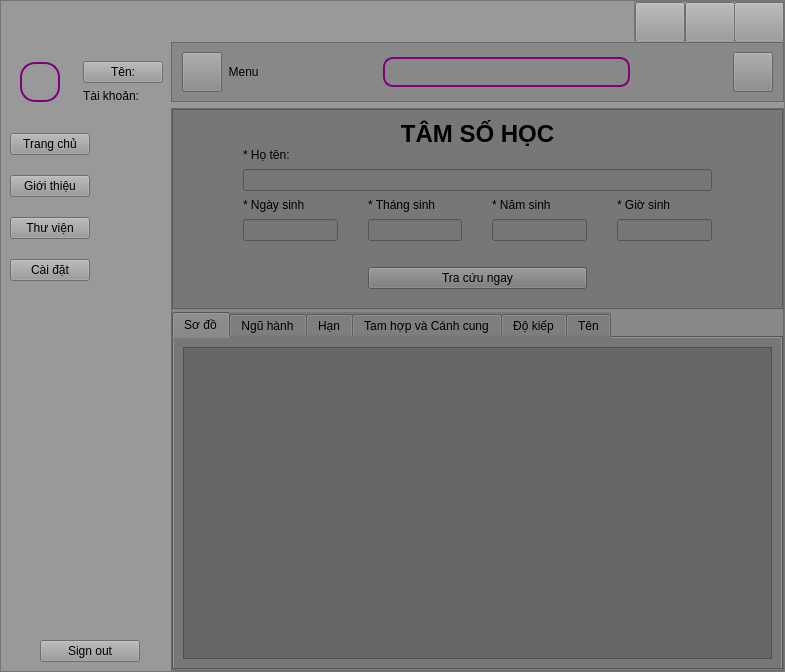
First picture: the form in ui/main_ui/main_menu.ui, repository sondayyyy/TamSoHocProject, before the edit.
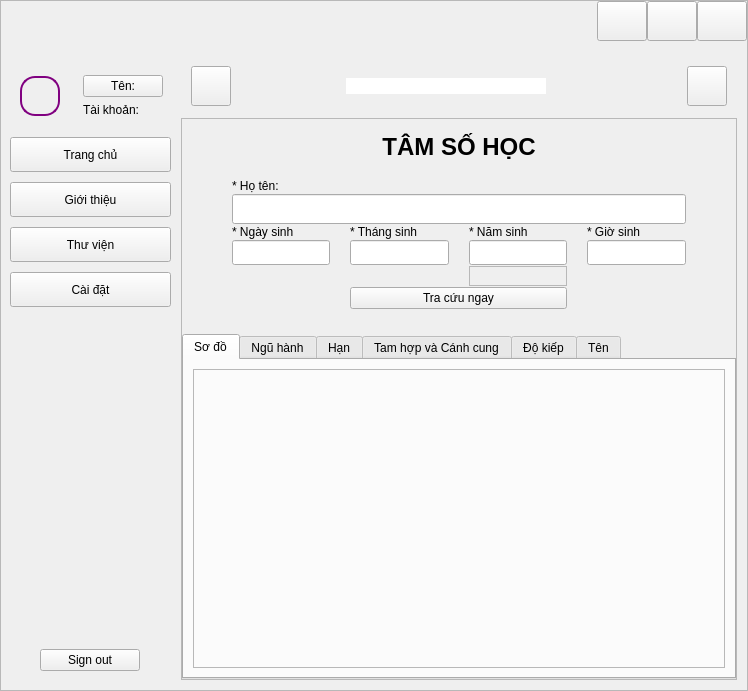
Second picture: the form after the edit. The open tabs and pages were chosen to show the change. Icons and pictures are not drawn.

Commit message: style: custom style

```diff
--- a/ui/main_ui/main_menu.ui
+++ b/ui/main_ui/main_menu.ui
@@ -6,21 +6,20 @@
    <rect>
     <x>0</x>
     <y>0</y>
-    <width>785</width>
-    <height>672</height>
+    <width>748</width>
+    <height>691</height>
    </rect>
   </property>
   <property name="windowTitle">
    <string>MainWindow</string>
   </property>
-  <property name="windowIcon">
-   <iconset>
-    <normaloff>:/newPrefix/icon_svg/calendar-zoom.svg</normaloff>:/newPrefix/icon_svg/calendar-zoom.svg</iconset>
-  </property>
   <widget class="QWidget" name="centralwidget">
    <property name="cursor">
     <cursorShape>ArrowCursor</cursorShape>
    </property>
+   <property name="toolTipDuration">
+    <number>0</number>
+   </property>
    <property name="layoutDirection">
     <enum>Qt::LeftToRight</enum>
    </property>
@@ -49,17 +48,20 @@
     <item>
      <widget class="QFrame" name="frm_center">
       <property name="styleSheet">
-       <string notr="true">background: #999</string>
+       <string notr="true"/>
       </property>
       <property name="frameShape">
        <enum>QFrame::StyledPanel</enum>
       </property>
       <property name="frameShadow">
-       <enum>QFrame::Raised</enum>
+       <enum>QFrame::Sunken</enum>
+      </property>
+      <property name="lineWidth">
+       <number>0</number>
       </property>
       <layout class="QVBoxLayout" name="verticalLayout_5">
        <property name="spacing">
-        <number>1</number>
+        <number>5</number>
        </property>
        <property name="leftMargin">
         <number>0</number>
@@ -74,7 +76,7 @@
         <number>0</number>
        </property>
        <item>
-        <widget class="QWidget" name="frm_title" native="true">
+        <widget class="QFrame" name="frm_title">
          <property name="minimumSize">
           <size>
            <width>0</width>
@@ -87,6 +89,9 @@
            <height>40</height>
           </size>
          </property>
+         <property name="cursor">
+          <cursorShape>ArrowCursor</cursorShape>
+         </property>
          <property name="mouseTracking">
           <bool>true</bool>
          </property>
@@ -102,6 +107,15 @@
          <property name="autoFillBackground">
           <bool>false</bool>
          </property>
+         <property name="frameShape">
+          <enum>QFrame::Box</enum>
+         </property>
+         <property name="frameShadow">
+          <enum>QFrame::Raised</enum>
+         </property>
+         <property name="lineWidth">
+          <number>0</number>
+         </property>
          <layout class="QHBoxLayout" name="horizontalLayout">
           <property name="spacing">
            <number>0</number>
@@ -132,42 +146,6 @@
            </spacer>
           </item>
           <item>
-           <widget class="QFrame" name="frame_5">
-            <property name="minimumSize">
-             <size>
-              <width>150</width>
-              <height>40</height>
-             </size>
-            </property>
-            <property name="maximumSize">
-             <size>
-              <width>150</width>
-              <height>40</height>
-             </size>
-            </property>
-            <property name="frameShape">
-             <enum>QFrame::StyledPanel</enum>
-            </property>
-            <property name="frameShadow">
-             <enum>QFrame::Raised</enum>
-            </property>
-            <layout class="QHBoxLayout" name="horizontalLayout_9">
-             <property name="spacing">
-              <number>0</number>
-             </property>
-             <property name="leftMargin">
-              <number>0</number>
-             </property>
-             <property name="topMargin">
-              <number>0</number>
-             </property>
-             <property name="rightMargin">
-              <number>0</number>
-             </property>
-             <property name="bottomMargin">
-              <number>0</number>
-             </property>
-             <item>
               <widget class="QPushButton" name="btn_minimize_obj">
                <property name="minimumSize">
                 <size>
@@ -184,6 +162,16 @@
                <property name="text">
                 <string/>
                </property>
+            <property name="icon">
+             <iconset resource="../../resource_rc.qrc">
+              <normaloff>:/black/images/png/black/window-minimize.png</normaloff>:/black/images/png/black/window-minimize.png</iconset>
+            </property>
+            <property name="iconSize">
+             <size>
+              <width>10</width>
+              <height>10</height>
+             </size>
+            </property>
               </widget>
              </item>
              <item>
@@ -196,13 +184,23 @@
                </property>
                <property name="maximumSize">
                 <size>
-                 <width>60</width>
+              <width>50</width>
                  <height>40</height>
                 </size>
                </property>
                <property name="text">
                 <string/>
                </property>
+            <property name="icon">
+             <iconset resource="../../resource_rc.qrc">
+              <normaloff>:/black/images/png/black/rectangle-panoramic.png</normaloff>:/black/images/png/black/rectangle-panoramic.png</iconset>
+            </property>
+            <property name="iconSize">
+             <size>
+              <width>14</width>
+              <height>14</height>
+             </size>
+            </property>
               </widget>
              </item>
              <item>
@@ -215,16 +213,23 @@
                </property>
                <property name="maximumSize">
                 <size>
-                 <width>40</width>
-                 <height>50</height>
+              <width>50</width>
+              <height>40</height>
                 </size>
                </property>
                <property name="text">
                 <string/>
                </property>
-              </widget>
-             </item>
-            </layout>
+            <property name="icon">
+             <iconset resource="../../resource_rc.qrc">
+              <normaloff>:/black/images/png/black/icons8-close-24.png</normaloff>:/black/images/png/black/icons8-close-24.png</iconset>
+            </property>
+            <property name="iconSize">
+             <size>
+              <width>13</width>
+              <height>13</height>
+             </size>
+            </property>
            </widget>
           </item>
          </layout>
@@ -234,19 +239,19 @@
         <widget class="QWidget" name="frm_main_" native="true">
          <layout class="QHBoxLayout" name="horizontalLayout_8">
           <property name="spacing">
-           <number>0</number>
+           <number>10</number>
           </property>
           <property name="leftMargin">
            <number>0</number>
           </property>
           <property name="topMargin">
-           <number>0</number>
+           <number>10</number>
           </property>
           <property name="rightMargin">
-           <number>0</number>
+           <number>10</number>
           </property>
           <property name="bottomMargin">
-           <number>0</number>
+           <number>10</number>
           </property>
           <item>
            <widget class="QWidget" name="frm_left_indi" native="true">
@@ -256,12 +261,15 @@
               <height>0</height>
              </size>
             </property>
+            <property name="toolTipDuration">
+             <number>0</number>
+            </property>
             <property name="styleSheet">
              <string notr="true"/>
             </property>
             <layout class="QVBoxLayout" name="verticalLayout_7">
              <property name="spacing">
-              <number>20</number>
+              <number>10</number>
              </property>
              <property name="rightMargin">
               <number>0</number>
@@ -373,8 +381,20 @@
                </layout>
               </widget>
              </item>
-             <item alignment="Qt::AlignLeft">
+             <item>
               <widget class="QPushButton" name="btn_main_indi_menu">
+               <property name="minimumSize">
+                <size>
+                 <width>0</width>
+                 <height>35</height>
+                </size>
+               </property>
+               <property name="maximumSize">
+                <size>
+                 <width>16777215</width>
+                 <height>35</height>
+                </size>
+               </property>
                <property name="styleSheet">
                 <string notr="true"/>
                </property>
@@ -382,20 +402,35 @@
                 <string>Trang chủ</string>
                </property>
                <property name="icon">
-                <iconset>
-                 <normaloff>:/Purple/icon_svg/home.svg</normaloff>
-                 <normalon>:/White/icon_svg/white/home.svg</normalon>:/Purple/icon_svg/home.svg</iconset>
+                <iconset resource="../../resource_rc.qrc">
+                 <normaloff>:/grey/images/png/grey/home.png</normaloff>
+                 <normalon>:/white/images/png/White/home-white.png</normalon>:/grey/images/png/grey/home.png</iconset>
                </property>
                <property name="iconSize">
                 <size>
-                 <width>35</width>
-                 <height>35</height>
+                 <width>26</width>
+                 <height>26</height>
                 </size>
                </property>
               </widget>
              </item>
-             <item alignment="Qt::AlignLeft">
+             <item>
               <widget class="QPushButton" name="btn_main_indi_intro">
+               <property name="minimumSize">
+                <size>
+                 <width>0</width>
+                 <height>35</height>
+                </size>
+               </property>
+               <property name="maximumSize">
+                <size>
+                 <width>16777215</width>
+                 <height>35</height>
+                </size>
+               </property>
+               <property name="contextMenuPolicy">
+                <enum>Qt::DefaultContextMenu</enum>
+               </property>
                <property name="styleSheet">
                 <string notr="true"/>
                </property>
@@ -403,52 +438,97 @@
                 <string>Giới thiệu</string>
                </property>
                <property name="icon">
-                <iconset>
-                 <normaloff>:/Purple/icon_svg/book.svg</normaloff>
-                 <normalon>:/White/icon_svg/white/book (1).svg</normalon>:/Purple/icon_svg/book.svg</iconset>
+                <iconset resource="../../resource_rc.qrc">
+                 <normaloff>:/grey/images/png/grey/heartOnHand-grey.png</normaloff>
+                 <normalon>:/white/images/png/White/heartOnHand_white.png</normalon>:/grey/images/png/grey/heartOnHand-grey.png</iconset>
                </property>
                <property name="iconSize">
                 <size>
-                 <width>35</width>
-                 <height>35</height>
+                 <width>26</width>
+                 <height>26</height>
                 </size>
                </property>
+               <property name="checkable">
+                <bool>false</bool>
+               </property>
+               <property name="checked">
+                <bool>false</bool>
+               </property>
               </widget>
              </item>
-             <item alignment="Qt::AlignLeft">
+             <item>
               <widget class="QPushButton" name="btn_main_indi_libary">
+               <property name="minimumSize">
+                <size>
+                 <width>0</width>
+                 <height>35</height>
+                </size>
+               </property>
+               <property name="maximumSize">
+                <size>
+                 <width>16777215</width>
+                 <height>35</height>
+                </size>
+               </property>
                <property name="text">
                 <string>Thư viện</string>
                </property>
                <property name="icon">
-                <iconset>
-                 <normaloff>:/Purple/icon_svg/bookbok (1).svg</normaloff>
-                 <normalon>:/White/icon_svg/white/book.svg</normalon>:/Purple/icon_svg/bookbok (1).svg</iconset>
+                <iconset resource="../../resource_rc.qrc">
+                 <normaloff>:/grey/images/png/grey/book-grey.png</normaloff>
+                 <normalon>:/white/images/png/White/book-white.png</normalon>:/grey/images/png/grey/book-grey.png</iconset>
                </property>
                <property name="iconSize">
                 <size>
-                 <width>35</width>
-                 <height>35</height>
+                 <width>26</width>
+                 <height>26</height>
                 </size>
                </property>
               </widget>
              </item>
-             <item alignment="Qt::AlignLeft">
+             <item>
               <widget class="QPushButton" name="btn_main_indi_setting">
+               <property name="minimumSize">
+                <size>
+                 <width>0</width>
+                 <height>35</height>
+                </size>
+               </property>
+               <property name="maximumSize">
+                <size>
+                 <width>16777215</width>
+                 <height>35</height>
+                </size>
+               </property>
+               <property name="sizeIncrement">
+                <size>
+                 <width>0</width>
+                 <height>0</height>
+                </size>
+               </property>
                <property name="text">
                 <string>Cài đặt</string>
                </property>
                <property name="icon">
-                <iconset>
-                 <normaloff>:/Purple/icon_svg/setting.svg</normaloff>
-                 <normalon>:/White/icon_svg/white/adjust.svg</normalon>:/Purple/icon_svg/setting.svg</iconset>
+                <iconset resource="../../resource_rc.qrc">
+                 <normaloff>:/grey/images/png/grey/setting-grey.png</normaloff>
+                 <normalon>:/white/images/png/White/setting_white.png</normalon>:/grey/images/png/grey/setting-grey.png</iconset>
                </property>
                <property name="iconSize">
                 <size>
-                 <width>35</width>
-                 <height>35</height>
+                 <width>26</width>
+                 <height>26</height>
                 </size>
                </property>
+               <property name="autoDefault">
+                <bool>false</bool>
+               </property>
+               <property name="default">
+                <bool>false</bool>
+               </property>
+               <property name="flat">
+                <bool>false</bool>
+               </property>
               </widget>
              </item>
              <item>
@@ -481,10 +561,6 @@
                <property name="text">
                 <string>Sign out</string>
                </property>
-               <property name="icon">
-                <iconset>
-                 <normaloff>:/Purple/icon_svg/logout.svg</normaloff>:/Purple/icon_svg/logout.svg</iconset>
-               </property>
                <property name="iconSize">
                 <size>
                  <width>30</width>
@@ -502,6 +578,9 @@
           <item>
            <widget class="QWidget" name="frm_ma" native="true">
             <layout class="QVBoxLayout" name="verticalLayout_24">
+             <property name="spacing">
+              <number>2</number>
+             </property>
              <property name="leftMargin">
               <number>0</number>
              </property>
@@ -515,7 +594,7 @@
               <number>0</number>
              </property>
              <item>
-              <widget class="QFrame" name="frm_ma_top">
+              <widget class="QWidget" name="frm_ma_top" native="true">
                <property name="minimumSize">
                 <size>
                  <width>0</width>
@@ -529,74 +608,23 @@
                 </size>
                </property>
                <property name="styleSheet">
-                <string notr="true">background: #888</string>
-               </property>
-               <property name="frameShape">
-                <enum>QFrame::StyledPanel</enum>
-               </property>
-               <property name="frameShadow">
-                <enum>QFrame::Raised</enum>
-               </property>
-               <property name="lineWidth">
-                <number>1</number>
+                <string notr="true"/>
                </property>
                <layout class="QHBoxLayout" name="horizontalLayout_6">
                 <property name="spacing">
                  <number>0</number>
                 </property>
                 <property name="leftMargin">
-                 <number>0</number>
+                 <number>10</number>
                 </property>
                 <property name="topMargin">
                  <number>0</number>
                 </property>
                 <property name="rightMargin">
-                 <number>0</number>
-                </property>
-                <property name="bottomMargin">
-                 <number>0</number>
-                </property>
-                <item alignment="Qt::AlignLeft">
-                 <widget class="QWidget" name="frm_main_header_menu" native="true">
-                  <property name="minimumSize">
-                   <size>
-                    <width>0</width>
-                    <height>0</height>
-                   </size>
-                  </property>
-                  <property name="maximumSize">
-                   <size>
-                    <width>16777215</width>
-                    <height>60</height>
-                   </size>
-                  </property>
-                  <property name="mouseTracking">
-                   <bool>true</bool>
-                  </property>
-                  <property name="focusPolicy">
-                   <enum>Qt::ClickFocus</enum>
-                  </property>
-                  <property name="autoFillBackground">
-                   <bool>false</bool>
-                  </property>
-                  <property name="styleSheet">
-                   <string notr="true"/>
-                  </property>
-                  <layout class="QHBoxLayout" name="horizontalLayout_4">
-                   <property name="spacing">
-                    <number>0</number>
-                   </property>
-                   <property name="leftMargin">
                     <number>10</number>
                    </property>
-                   <property name="topMargin">
-                    <number>5</number>
-                   </property>
-                   <property name="rightMargin">
-                    <number>20</number>
-                   </property>
                    <property name="bottomMargin">
-                    <number>5</number>
+                 <number>0</number>
                    </property>
                    <item>
                     <widget class="QPushButton" name="btn_main_header_menu">
@@ -637,40 +665,15 @@
                       <string/>
                      </property>
                      <property name="icon">
-                      <iconset>
-                       <normaloff>:/Purple/icon_svg/hamburger-menu.svg</normaloff>:/Purple/icon_svg/hamburger-menu.svg</iconset>
+                   <iconset resource="../../resource_rc.qrc">
+                    <normaloff>:/black/images/png/black/menu-black.png</normaloff>:/black/images/png/black/menu-black.png</iconset>
                      </property>
                      <property name="iconSize">
                       <size>
-                       <width>40</width>
-                       <height>40</height>
-                      </size>
-                     </property>
-                    </widget>
-                   </item>
-                   <item>
-                    <widget class="QLabel" name="lb_main_header_menu">
-                     <property name="minimumSize">
-                      <size>
-                       <width>0</width>
-                       <height>0</height>
-                      </size>
-                     </property>
-                     <property name="maximumSize">
-                      <size>
-                       <width>16777215</width>
-                       <height>16777215</height>
-                      </size>
-                     </property>
-                     <property name="styleSheet">
-                      <string notr="true"/>
-                     </property>
-                     <property name="text">
-                      <string>  Menu</string>
-                     </property>
-                    </widget>
-                   </item>
-                  </layout>
+                    <width>35</width>
+                    <height>35</height>
+                   </size>
+                  </property>
                  </widget>
                 </item>
                 <item>
@@ -710,11 +713,7 @@
                    <bool>false</bool>
                   </property>
                   <property name="styleSheet">
-                   <string notr="true">QWidget {
-    border: 2px solid purple; /* Độ dày viền là 2px, màu đen */
-    border-radius: 10px;      /* Góc viền bo tròn (tùy chọn) */
-}
-
+                   <string notr="true">
 </string>
                   </property>
                   <layout class="QHBoxLayout" name="horizontalLayout_5">
@@ -736,26 +735,6 @@
                    <property name="bottomMargin">
                     <number>0</number>
                    </property>
-                   <item>
-                    <widget class="QPushButton" name="btn_main_header_search_bar">
-                     <property name="styleSheet">
-                      <string notr="true">border: none</string>
-                     </property>
-                     <property name="text">
-                      <string/>
-                     </property>
-                     <property name="icon">
-                      <iconset>
-                       <normaloff>:/Purple/icon_svg/glass.svg</normaloff>:/Purple/icon_svg/glass.svg</iconset>
-                     </property>
-                     <property name="iconSize">
-                      <size>
-                       <width>20</width>
-                       <height>20</height>
-                      </size>
-                     </property>
-                    </widget>
-                   </item>
                    <item>
                     <widget class="QLineEdit" name="le_main_header_search_bar">
                      <property name="minimumSize">
@@ -778,6 +757,22 @@
                      </property>
                     </widget>
                    </item>
+                   <item>
+                    <widget class="QPushButton" name="btn_main_header_search_bar">
+                     <property name="styleSheet">
+                      <string notr="true">border: none</string>
+                     </property>
+                     <property name="text">
+                      <string/>
+                     </property>
+                     <property name="iconSize">
+                      <size>
+                       <width>20</width>
+                       <height>20</height>
+                      </size>
+                     </property>
+                    </widget>
+                   </item>
                   </layout>
                  </widget>
                 </item>
@@ -795,33 +790,6 @@
                  </spacer>
                 </item>
                 <item>
-                 <widget class="QWidget" name="frm_main_header_user" native="true">
-                  <property name="maximumSize">
-                   <size>
-                    <width>60</width>
-                    <height>60</height>
-                   </size>
-                  </property>
-                  <property name="styleSheet">
-                   <string notr="true"/>
-                  </property>
-                  <layout class="QHBoxLayout" name="horizontalLayout_3">
-                   <property name="spacing">
-                    <number>0</number>
-                   </property>
-                   <property name="leftMargin">
-                    <number>0</number>
-                   </property>
-                   <property name="topMargin">
-                    <number>0</number>
-                   </property>
-                   <property name="rightMargin">
-                    <number>10</number>
-                   </property>
-                   <property name="bottomMargin">
-                    <number>0</number>
-                   </property>
-                   <item alignment="Qt::AlignRight">
                     <widget class="QPushButton" name="btn_main_header_user">
                      <property name="minimumSize">
                       <size>
@@ -839,8 +807,8 @@
                       <string/>
                      </property>
                      <property name="icon">
-                      <iconset>
-                       <normaloff>:/Purple/icon_svg/user.svg</normaloff>:/Purple/icon_svg/user.svg</iconset>
+                   <iconset resource="../../resource_rc.qrc">
+                    <normaloff>:/black/images/png/black/user-black.png</normaloff>:/black/images/png/black/user-black.png</iconset>
                      </property>
                      <property name="iconSize">
                       <size>
@@ -853,13 +821,10 @@
                   </layout>
                  </widget>
                 </item>
-               </layout>
-              </widget>
-             </item>
              <item>
               <widget class="QStackedWidget" name="frm_main">
                <property name="styleSheet">
-                <string notr="true">background: #888</string>
+                <string notr="true"/>
                </property>
                <property name="frameShape">
                 <enum>QFrame::StyledPanel</enum>
@@ -873,7 +838,7 @@
                <widget class="QWidget" name="frm_main_menu">
                 <layout class="QVBoxLayout" name="verticalLayout_2">
                  <property name="spacing">
-                  <number>3</number>
+                  <number>15</number>
                  </property>
                  <property name="leftMargin">
                   <number>0</number>
@@ -888,44 +853,50 @@
                   <number>0</number>
                  </property>
                  <item>
-                  <widget class="QFrame" name="frm_main_center">
-                   <property name="maximumSize">
+                  <widget class="QWidget" name="frm_main_center" native="true">
+                   <property name="minimumSize">
                     <size>
-                     <width>16777215</width>
+                     <width>0</width>
                      <height>200</height>
                     </size>
                    </property>
+                   <property name="maximumSize">
+                    <size>
+                     <width>16777215</width>
+                     <height>220</height>
+                    </size>
+                   </property>
                    <property name="styleSheet">
-                    <string notr="true">background: #777</string>
-                   </property>
-                   <property name="frameShape">
-                    <enum>QFrame::StyledPanel</enum>
-                   </property>
-                   <property name="frameShadow">
-                    <enum>QFrame::Raised</enum>
+                    <string notr="true"/>
                    </property>
                    <layout class="QVBoxLayout" name="verticalLayout_4">
                     <property name="spacing">
-                     <number>0</number>
+                     <number>5</number>
                     </property>
                     <property name="leftMargin">
-                     <number>70</number>
+                     <number>50</number>
                     </property>
                     <property name="topMargin">
-                     <number>10</number>
+                     <number>1</number>
                     </property>
                     <property name="rightMargin">
-                     <number>70</number>
+                     <number>50</number>
                     </property>
                     <property name="bottomMargin">
-                     <number>0</number>
+                     <number>10</number>
                     </property>
                     <item>
                      <widget class="QLabel" name="lb_main_content_center_tamsohoc">
+                      <property name="minimumSize">
+                       <size>
+                        <width>0</width>
+                        <height>30</height>
+                       </size>
+                      </property>
                       <property name="maximumSize">
                        <size>
                         <width>1500</width>
-                        <height>30</height>
+                        <height>1500</height>
                        </size>
                       </property>
                       <property name="font">
@@ -945,11 +916,21 @@
                     <item>
                      <layout class="QGridLayout" name="glo_main_search">
                       <property name="horizontalSpacing">
-                       <number>30</number>
+                       <number>20</number>
                       </property>
                       <property name="verticalSpacing">
-                       <number>7</number>
+                       <number>1</number>
                       </property>
+                      <item row="5" column="1">
+                       <widget class="QLineEdit" name="le_main_search_month">
+                        <property name="minimumSize">
+                         <size>
+                          <width>0</width>
+                          <height>25</height>
+                         </size>
+                        </property>
+                       </widget>
+                      </item>
                       <item row="4" column="3">
                        <widget class="QLabel" name="lb_main_search_time">
                         <property name="text">
@@ -957,18 +938,15 @@
                         </property>
                        </widget>
                       </item>
-                      <item row="7" column="0">
-                       <spacer name="verticalSpacer">
-                        <property name="orientation">
-                         <enum>Qt::Vertical</enum>
-                        </property>
-                        <property name="sizeHint" stdset="0">
+                      <item row="5" column="0">
+                       <widget class="QLineEdit" name="le_main_search_day">
+                        <property name="minimumSize">
                          <size>
-                          <width>20</width>
-                          <height>40</height>
+                          <width>0</width>
+                          <height>25</height>
                          </size>
                         </property>
-                       </spacer>
+                       </widget>
                       </item>
                       <item row="4" column="0">
                        <widget class="QLabel" name="lb_main_search_day">
@@ -977,15 +955,6 @@
                         </property>
                        </widget>
                       </item>
-                      <item row="5" column="0">
-                       <widget class="QLineEdit" name="le_main_search_day"/>
-                      </item>
-                      <item row="3" column="0" colspan="4">
-                       <widget class="QLineEdit" name="le_main_search_name"/>
-                      </item>
-                      <item row="5" column="1">
-                       <widget class="QLineEdit" name="le_main_search_month"/>
-                      </item>
                       <item row="4" column="2">
                        <widget class="QLabel" name="lb_main_search_year">
                         <property name="text">
@@ -993,6 +962,43 @@
                         </property>
                        </widget>
                       </item>
+                      <item row="4" column="1">
+                       <widget class="QLabel" name="lb_main_search_month">
+                        <property name="text">
+                         <string>* Tháng sinh </string>
+                        </property>
+                       </widget>
+                      </item>
+                      <item row="3" column="0" colspan="4">
+                       <widget class="QLineEdit" name="le_main_search_name">
+                        <property name="minimumSize">
+                         <size>
+                          <width>0</width>
+                          <height>30</height>
+                         </size>
+                        </property>
+                       </widget>
+                      </item>
+                      <item row="5" column="2">
+                       <widget class="QLineEdit" name="le_main_search_year">
+                        <property name="minimumSize">
+                         <size>
+                          <width>0</width>
+                          <height>25</height>
+                         </size>
+                        </property>
+                       </widget>
+                      </item>
+                      <item row="5" column="3">
+                       <widget class="QLineEdit" name="le_main_search_time">
+                        <property name="minimumSize">
+                         <size>
+                          <width>0</width>
+                          <height>25</height>
+                         </size>
+                        </property>
+                       </widget>
+                      </item>
                       <item row="2" column="0">
                        <widget class="QLabel" name="lb_main_search_name">
                         <property name="text">
@@ -1000,7 +1006,7 @@
                         </property>
                        </widget>
                       </item>
-                      <item row="7" column="1" colspan="2">
+                      <item row="8" column="1" colspan="2">
                        <widget class="QPushButton" name="btn_main_search_tracuu">
                         <property name="maximumSize">
                          <size>
@@ -1013,19 +1019,22 @@
                         </property>
                        </widget>
                       </item>
-                      <item row="5" column="2">
-                       <widget class="QLineEdit" name="le_main_search_year"/>
-                      </item>
-                      <item row="4" column="1">
-                       <widget class="QLabel" name="lb_main_search_month">
-                        <property name="text">
-                         <string>* Tháng sinh </string>
+                      <item row="7" column="2">
+                       <widget class="QFrame" name="frame_9">
+                        <property name="minimumSize">
+                         <size>
+                          <width>0</width>
+                          <height>20</height>
+                         </size>
+                        </property>
+                        <property name="frameShape">
+                         <enum>QFrame::StyledPanel</enum>
+                        </property>
+                        <property name="frameShadow">
+                         <enum>QFrame::Raised</enum>
                         </property>
                        </widget>
                       </item>
-                      <item row="5" column="3">
-                       <widget class="QLineEdit" name="le_main_search_time"/>
-                      </item>
                      </layout>
                     </item>
                    </layout>
@@ -1034,10 +1043,10 @@
                  <item>
                   <widget class="QTabWidget" name="frm_main_bot">
                    <property name="styleSheet">
-                    <string notr="true">background: #777</string>
+                    <string notr="true"/>
                    </property>
                    <property name="currentIndex">
-                    <number>3</number>
+                    <number>5</number>
                    </property>
                    <widget class="QWidget" name="frm_main_bot_so_do">
                     <attribute name="title">
@@ -1050,7 +1059,7 @@
                      <item>
                       <widget class="QFrame" name="frm_main_bot_content_sodo">
                        <property name="styleSheet">
-                        <string notr="true">background: #666</string>
+                        <string notr="true"/>
                        </property>
                        <property name="frameShape">
                         <enum>QFrame::StyledPanel</enum>
@@ -1096,7 +1105,7 @@
                  <item>
                   <widget class="QFrame" name="frame">
                    <property name="styleSheet">
-                    <string notr="true">background: #999</string>
+                    <string notr="true"/>
                    </property>
                    <property name="frameShape">
                     <enum>QFrame::StyledPanel</enum>
@@ -1130,7 +1139,7 @@
                     <item>
                      <widget class="QFrame" name="frame_2">
                       <property name="styleSheet">
-                       <string notr="true">background: #888</string>
+                       <string notr="true"/>
                       </property>
                       <property name="frameShape">
                        <enum>QFrame::StyledPanel</enum>
@@ -1173,7 +1182,7 @@
                  <item>
                   <widget class="QFrame" name="frame_3">
                    <property name="styleSheet">
-                    <string notr="true">background: #999</string>
+                    <string notr="true"/>
                    </property>
                    <property name="frameShape">
                     <enum>QFrame::StyledPanel</enum>
@@ -1185,7 +1194,7 @@
                     <item>
                      <widget class="QFrame" name="frame_4">
                       <property name="styleSheet">
-                       <string notr="true">background: #888</string>
+                       <string notr="true"/>
                       </property>
                       <property name="frameShape">
                        <enum>QFrame::StyledPanel</enum>
@@ -1212,7 +1221,7 @@
                     </size>
                    </property>
                    <property name="styleSheet">
-                    <string notr="true">background: rgb(136, 136, 136)</string>
+                    <string notr="true"/>
                    </property>
                    <layout class="QHBoxLayout" name="horizontalLayout_2">
                     <item>
@@ -1234,7 +1243,7 @@
                     </size>
                    </property>
                    <property name="styleSheet">
-                    <string notr="true">background: #999</string>
+                    <string notr="true"/>
                    </property>
                    <layout class="QVBoxLayout" name="verticalLayout_25">
                     <item>
@@ -1249,7 +1258,7 @@
                        <enum>Qt::LeftToRight</enum>
                       </property>
                       <property name="styleSheet">
-                       <string notr="true">background: #888</string>
+                       <string notr="true"/>
                       </property>
                       <property name="frameShape">
                        <enum>QFrame::StyledPanel</enum>
@@ -1360,7 +1369,7 @@
                           </size>
                          </property>
                          <property name="styleSheet">
-                          <string notr="true">background: #777</string>
+                          <string notr="true"/>
                          </property>
                          <property name="frameShape">
                           <enum>QFrame::StyledPanel</enum>
@@ -1395,7 +1404,7 @@
                           </size>
                          </property>
                          <property name="styleSheet">
-                          <string notr="true">background: #777</string>
+                          <string notr="true"/>
                          </property>
                          <property name="frameShape">
                           <enum>QFrame::StyledPanel</enum>
@@ -1430,7 +1439,7 @@
                           </size>
                          </property>
                          <property name="styleSheet">
-                          <string notr="true">background: #777</string>
+                          <string notr="true"/>
                          </property>
                          <property name="frameShape">
                           <enum>QFrame::StyledPanel</enum>
@@ -1488,7 +1497,7 @@
                        </size>
                       </property>
                       <property name="styleSheet">
-                       <string notr="true">background: #888</string>
+                       <string notr="true"/>
                       </property>
                       <property name="text">
                        <string>Phiên bản:...........</string>
```
Left out of the diff: 4 changed lines with no effect on the pictures. Lines whose indentation alone changed are shown as unchanged. The commit also changes 83 other files.
